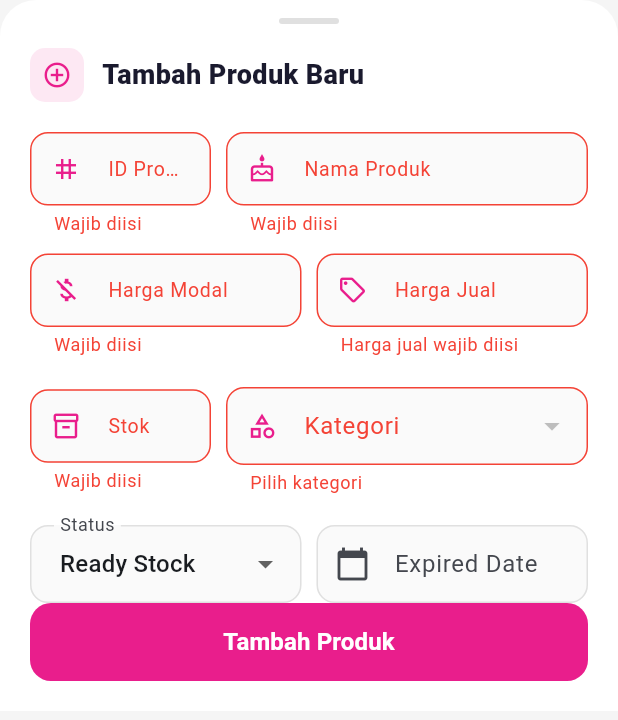
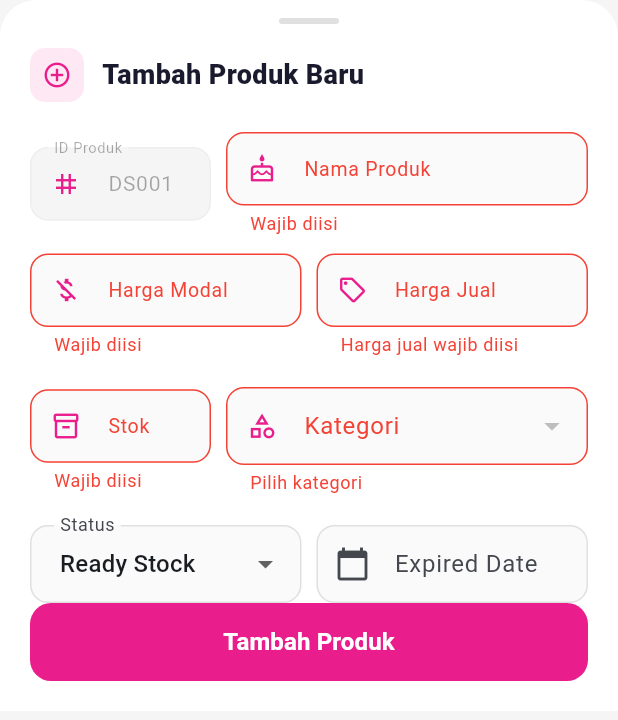
Before and after one commit to helenoktaa/dannisa_sweet_pos, a Flutter app: the _ProdukFormSheet widget shown alone on an empty page, opened directly, after a tap on "Tambah Produk", on a phone screen of 412 x 824 dp. Shown: the top 720 px of the screen. Run offline on Flutter 3.47's test engine with Material 3 defaults, Android fonts, the phone set to English and light mode, and no system bars; our stand-ins replace dio, email_validator, equatable, flutter_secure_storage, share_plus; accounts and stored records are empty.

Commit message:
feat create produk

```diff
--- a/lib/features/admin/presentation/pages/kelola_produk_page.dart
+++ b/lib/features/admin/presentation/pages/kelola_produk_page.dart
@@ -1017,7 +1017,9 @@ class _ProdukFormSheetState extends State<_ProdukFormSheet> {
   void initState() {
     super.initState();
     final p = widget.produk;
-    _idCtrl = TextEditingController(text: p?.idProduk ?? '');
+    _idCtrl = TextEditingController(
+      text: p?.idProduk ?? context.read<ProdukProvider>().generateIdProduk(),
+    );
     _namaCtrl = TextEditingController(text: p?.namaProduk ?? '');
     _hargaModalCtrl = TextEditingController(
       text: p?.hargaModal.toStringAsFixed(0) ?? '',
@@ -1190,10 +1192,8 @@ class _ProdukFormSheetState extends State<_ProdukFormSheet> {
                             controller: _idCtrl,
                             label: 'ID Produk',
                             hint: 'DS031',
-                            enabled: !_isEdit,
+                            enabled: false,
                             prefixIcon: Icons.tag,
-                            validator: (v) =>
-                                (v?.isEmpty ?? true) ? 'Wajib diisi' : null,
                           ),
                         ),
                         const SizedBox(width: 10),
--- a/lib/features/admin/presentation/providers/produk_provider.dart
+++ b/lib/features/admin/presentation/providers/produk_provider.dart
@@ -55,6 +55,7 @@ class ProdukProvider extends ChangeNotifier {
       await DioClient.instance.post(
         ApiConstants.produk,
         data: {
+          'id_produk': idProduk,
           'nama_produk': namaProduk,
           'harga_modal': hargaModal,
           'harga_jual': hargaJual,
@@ -138,4 +139,18 @@ class ProdukProvider extends ChangeNotifier {
     );
     notifyListeners();
   }
+
+  String generateIdProduk() {
+    if (_produks.isEmpty) return 'DS001';
+
+    final numbers = _produks
+        .map(
+          (p) =>
+              int.tryParse(p.idProduk.replaceAll(RegExp(r'[^0-9]'), '')) ?? 0,
+        )
+        .toList();
+
+    final maxNumber = numbers.reduce((a, b) => a > b ? a : b);
+    return 'DS${(maxNumber + 1).toString().padLeft(3, '0')}';
+  }
 }
```
